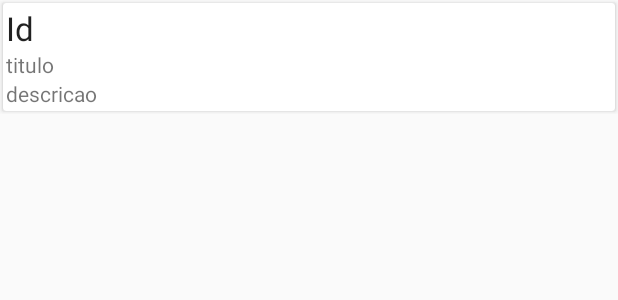
After one commit to guilhermefc/GFT, an Android app: the layout list_item.xml on its own in the app's theme, with its tools: preview values and no code run, on a phone screen of 412 x 824 dp. The commit adds this screen. Shown: the top 300 px of the screen. Run offline under Robolectric (Android 15) with nearby library versions, the light colour scheme and no system bars; network calls fail.

Commit message:
Segue o teste para a vaga de Programador Android candidato Cleoir Diego Canei foi feito uma lista em RecycleView com botao atualizar consumindo webserver rest.

```diff
--- a/app/build.gradle
+++ b/app/build.gradle
@@ -27,7 +27,9 @@ dependencies {
     compile 'com.android.support:appcompat-v7:25.3.1'
     compile 'com.squareup.retrofit2:retrofit:2.3.0'
     compile 'com.squareup.retrofit2:converter-gson:+'
-
+    compile 'com.android.volley:volley:1.0.0'
 
     testCompile 'junit:junit:4.12'
+    compile 'com.android.support:recyclerview-v7:25.3.1'
+    compile 'com.android.support:cardview-v7:25.3.1'
 }
--- a/app/src/main/AndroidManifest.xml
+++ b/app/src/main/AndroidManifest.xml
@@ -1,6 +1,8 @@
 <?xml version="1.0" encoding="utf-8"?>
 <manifest xmlns:android="http://schemas.android.com/apk/res/android"
     package="com.gft.listapp">
+
+    <uses-permission android:name="android.permission.INTERNET" />
 
     <application
         android:allowBackup="true"
--- /dev/null
+++ b/app/src/main/res/layout/list_item.xml
@@ -0,0 +1,44 @@
+<?xml version="1.0" encoding="utf-8"?>
+<LinearLayout xmlns:android="http://schemas.android.com/apk/res/android"
+    android:layout_width="match_parent"
+    android:layout_height="wrap_content"
+    android:orientation="vertical">
+
+    <android.support.v7.widget.CardView
+        android:layout_width="match_parent"
+        android:layout_height="wrap_content"
+        android:layout_margin="@dimen/cardview_default_radius"
+        android:paddingTop="@dimen/padding_top">
+
+        <LinearLayout
+            android:id="@+id/linearLayout"
+            android:layout_width="match_parent"
+            android:layout_height="wrap_content"
+            android:orientation="vertical"
+            android:padding="@dimen/cardview_default_radius">
+
+            <TextView
+                android:id="@+id/tvId"
+                android:layout_width="match_parent"
+                android:layout_height="wrap_content"
+                android:text="@string/id"
+                android:textAppearance="@style/Base.TextAppearance.AppCompat.Large" />
+
+            <TextView
+                android:id="@+id/tvTitulo"
+                android:layout_width="match_parent"
+                android:layout_height="wrap_content"
+                android:text="@string/tvtitulo" />
+
+            <TextView
+                android:id="@+id/tvDesc"
+                android:layout_width="match_parent"
+                android:layout_height="wrap_content"
+                android:text="@string/tvDesc" />
+
+
+        </LinearLayout>
+
+    </android.support.v7.widget.CardView>
+
+</LinearLayout>
--- a/app/src/main/res/values/colors.xml
+++ b/app/src/main/res/values/colors.xml
@@ -1,6 +1,6 @@
 <?xml version="1.0" encoding="utf-8"?>
 <resources>
-    <color name="colorPrimary">#3F51B5</color>
+    <color name="colorPrimary">#3f51b5</color>
     <color name="colorPrimaryDark">#303F9F</color>
     <color name="colorAccent">#FF4081</color>
 </resources>
--- a/app/src/main/res/values/strings.xml
+++ b/app/src/main/res/values/strings.xml
@@ -1,3 +1,8 @@
 <resources>
     <string name="app_name">ListApp</string>
+    <string name="titulo_principal">Notícias GFT</string>
+    <string name="button_atualizar">ATUALIZAR</string>
+    <string name="id">Id</string>
+    <string name="tvtitulo">titulo</string>
+    <string name="tvDesc">descricao</string>
 </resources>
```
Also changed, not shown: app/src/main/java/com/gft/listapp/ListItem.java (added, +31 -0 lines), app/src/main/java/com/gft/listapp/MainActivity.java (+93 -0 lines), app/src/main/java/com/gft/listapp/MyAdapter.java (added, +64 -0 lines), app/src/main/res/layout/activity_main.xml (+23 -6 lines), app/src/main/res/values/dimens.xml (added, +9 -0 lines).
